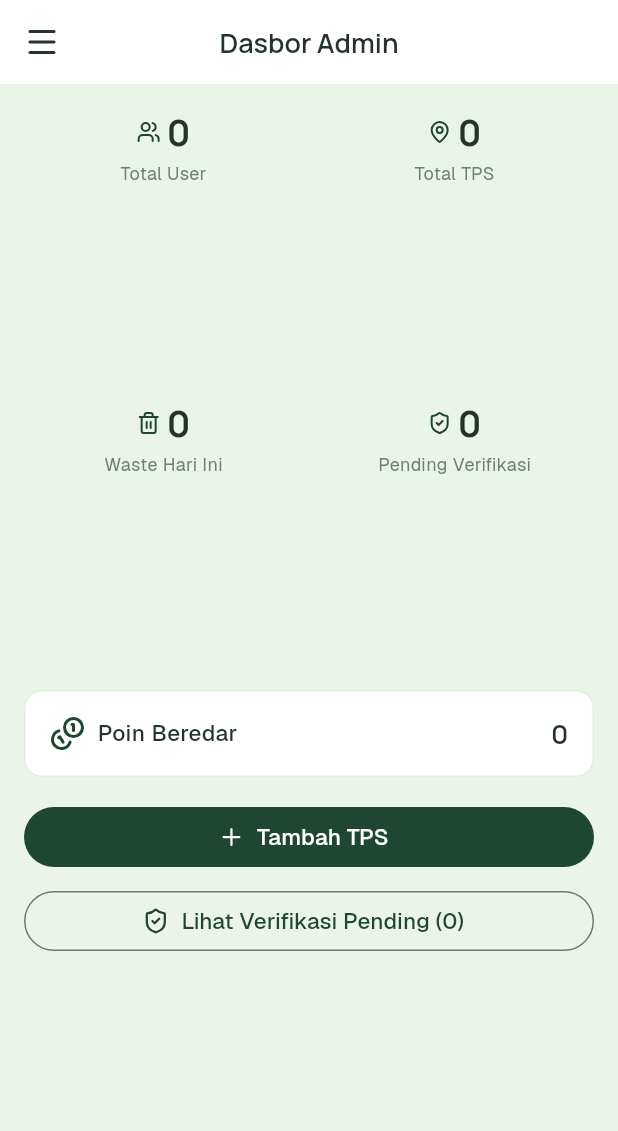
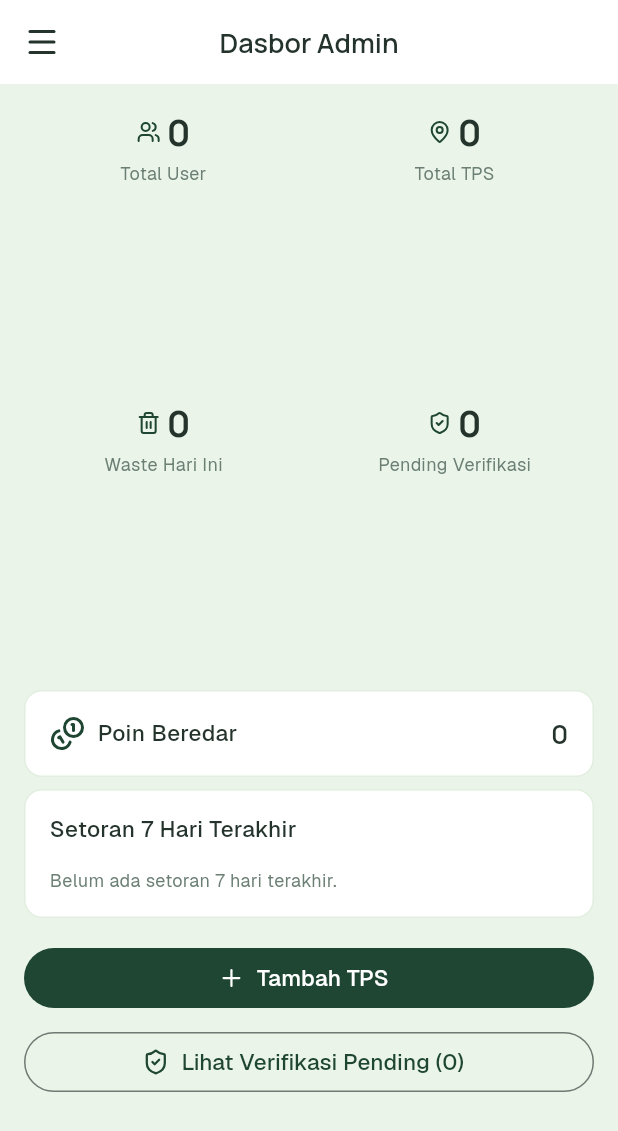
Before and after one commit to renoain/app-green, a Flutter app: the AdminDashboardPage screen opened directly, on a phone screen of 412 x 824 dp. Shown: the top 1131 px of the screen. Run offline on Flutter 3.47's test engine with Material 3 defaults, Android fonts, the phone set to English and light mode, and no system bars; our stand-ins replace camera, dio, dropdown_search, flutter_dotenv, flutter_lucide, flutter_map and 8 more; accounts and stored records are empty; project files that could hold a hidden picture were left out.

Commit message:
feat(admin): add 7-day waste bar chart to dashboard
Pure-Dart bucketing, token-only bars, no chart dependency.

```diff
--- a/lib/core/constants/app_strings.dart
+++ b/lib/core/constants/app_strings.dart
@@ -1135,6 +1135,12 @@ class AppStrings {
   /// Tombol lihat verifikasi pending di dasbor.
   static const String adminViewPending = 'Lihat Verifikasi Pending';
 
+  /// Judul grafik setoran 7 hari di dasbor admin.
+  static const String adminChartTitle = 'Setoran 7 Hari Terakhir';
+
+  /// Pesan grafik kosong di dasbor admin.
+  static const String adminChartEmpty = 'Belum ada setoran 7 hari terakhir.';
+
   /// --- Kelola TPS ---
 
   /// Judul halaman kelola TPS.
--- a/lib/features/admin/presentation/pages/admin_dashboard_page.dart
+++ b/lib/features/admin/presentation/pages/admin_dashboard_page.dart
@@ -16,10 +16,11 @@ import '../../../../core/widgets/app_bar_and_loading_widgets.dart';
 import '../../../../core/widgets/app_error_state.dart';
 import '../../../../core/widgets/display_widgets.dart';
 import '../../domain/entities/admin_dashboard_summary.dart';
+import '../../domain/usecases/build_weekly_chart_usecase.dart';
 import '../providers/admin_dashboard_provider.dart';
 import '../providers/admin_providers.dart';
 
-/// Dasbor admin: ringkasan angka + aksi cepat.
+/// Dasbor admin: ringkasan angka + grafik + aksi cepat.
 class AdminDashboardPage extends ConsumerWidget {
   /// Membuat halaman dasbor admin.
   const AdminDashboardPage({super.key});
@@ -28,6 +29,8 @@ class AdminDashboardPage extends ConsumerWidget {
   Widget build(BuildContext context, WidgetRef ref) {
     final AsyncValue<AdminDashboardSummary> summary =
         ref.watch(adminDashboardProvider);
+    final AsyncValue<List<DailyWasteCount>> chart =
+        ref.watch(adminWeeklyChartProvider);
 
     return Scaffold(
       appBar: CustomAppBar(
@@ -104,6 +107,8 @@ class AdminDashboardPage extends ConsumerWidget {
                     ],
                   ),
                 ),
+                const SizedBox(height: AppSpacing.sm),
+                _WeeklyChartCard(chart: chart),
                 const SizedBox(height: AppSpacing.md),
                 FilledButton.icon(
                   onPressed: () => context.pushNamed(
@@ -131,3 +136,85 @@ class AdminDashboardPage extends ConsumerWidget {
     );
   }
 }
+
+/// Kartu grafik batang setoran 7 hari terakhir.
+class _WeeklyChartCard extends StatelessWidget {
+  /// Membuat kartu grafik dari state provider.
+  const _WeeklyChartCard({required this.chart});
+
+  /// State daftar hitungan harian.
+  final AsyncValue<List<DailyWasteCount>> chart;
+
+  @override
+  Widget build(BuildContext context) {
+    return Container(
+      padding: const EdgeInsets.all(AppSpacing.md),
+      decoration: BoxDecoration(
+        color: AppColors.surface,
+        borderRadius: BorderRadius.circular(AppRadius.lg),
+        border: Border.all(color: AppColors.borderLight),
+      ),
+      child: Column(
+        crossAxisAlignment: CrossAxisAlignment.start,
+        children: <Widget>[
+          const Text(
+            AppStrings.adminChartTitle,
+            style: AppTypography.labelLg,
+          ),
+          const SizedBox(height: AppSpacing.md),
+          chart.when(
+            loading: () => const Center(child: LoadingIndicator()),
+            error: (_, __) => const Text(
+              AppStrings.adminChartEmpty,
+              style: AppTypography.bodySm,
+            ),
+            data: (List<DailyWasteCount> days) {
+              if (days.every((DailyWasteCount d) => d.count == 0)) {
+                return const Text(
+                  AppStrings.adminChartEmpty,
+                  style: AppTypography.bodySm,
+                );
+              }
+              final int max = days
+                  .map((DailyWasteCount d) => d.count)
+                  .reduce((int a, int b) => a > b ? a : b);
+              return Row(
+                crossAxisAlignment: CrossAxisAlignment.end,
+                children: <Widget>[
+                  for (final DailyWasteCount day in days)
+                    Expanded(
+                      child: Column(
+                        mainAxisAlignment: MainAxisAlignment.end,
+                        children: <Widget>[
+                          Text(
+                            '${day.count}',
+                            style: AppTypography.bodySm,
+                          ),
+                          const SizedBox(height: AppSpacing.xs),
+                          Container(
+                            width: 24,
+                            height: day.count == 0
+                                ? 4
+                                : 8 + (day.count / max) * 96,
+                            decoration: BoxDecoration(
+                              color: day.count == 0
+                                  ? AppColors.surfaceDim
+                                  : AppColors.primary,
+                              borderRadius:
+                                  BorderRadius.circular(AppRadius.sm),
+                            ),
+                          ),
+                          const SizedBox(height: AppSpacing.xs),
+                          Text(day.label, style: AppTypography.bodySm),
+                        ],
+                      ),
+                    ),
+                ],
+              );
+            },
+          ),
+        ],
+      ),
+    );
+  }
+}
--- a/lib/features/admin/presentation/providers/admin_dashboard_provider.dart
+++ b/lib/features/admin/presentation/providers/admin_dashboard_provider.dart
@@ -4,6 +4,7 @@ import 'package:flutter_riverpod/flutter_riverpod.dart';
 
 import '../../data/datasources/admin_dashboard_datasource.dart';
 import '../../domain/entities/admin_dashboard_summary.dart';
+import '../../domain/usecases/build_weekly_chart_usecase.dart';
 
 /// Provider data source ringkasan dasbor admin.
 final Provider<AdminDashboardDatasource> adminDashboardDatasourceProvider =
@@ -16,3 +17,12 @@ final FutureProvider<AdminDashboardSummary> adminDashboardProvider =
     FutureProvider<AdminDashboardSummary>((Ref ref) async {
   return ref.watch(adminDashboardDatasourceProvider).getSummary();
 });
+
+/// Grafik setoran 7 hari terakhir untuk dasbor admin.
+final FutureProvider<List<DailyWasteCount>> adminWeeklyChartProvider =
+    FutureProvider<List<DailyWasteCount>>((Ref ref) async {
+  final List<DateTime> timestamps = await ref
+      .watch(adminDashboardDatasourceProvider)
+      .getWeeklyWasteTimestamps();
+  return const BuildWeeklyChartUsecase().build(timestamps: timestamps);
+});
```
Also changed, not shown: lib/features/admin/data/datasources/admin_dashboard_datasource.dart (+17 -0 lines), lib/features/admin/domain/usecases/build_weekly_chart_usecase.dart (added, +53 -0 lines), 7 other files.
